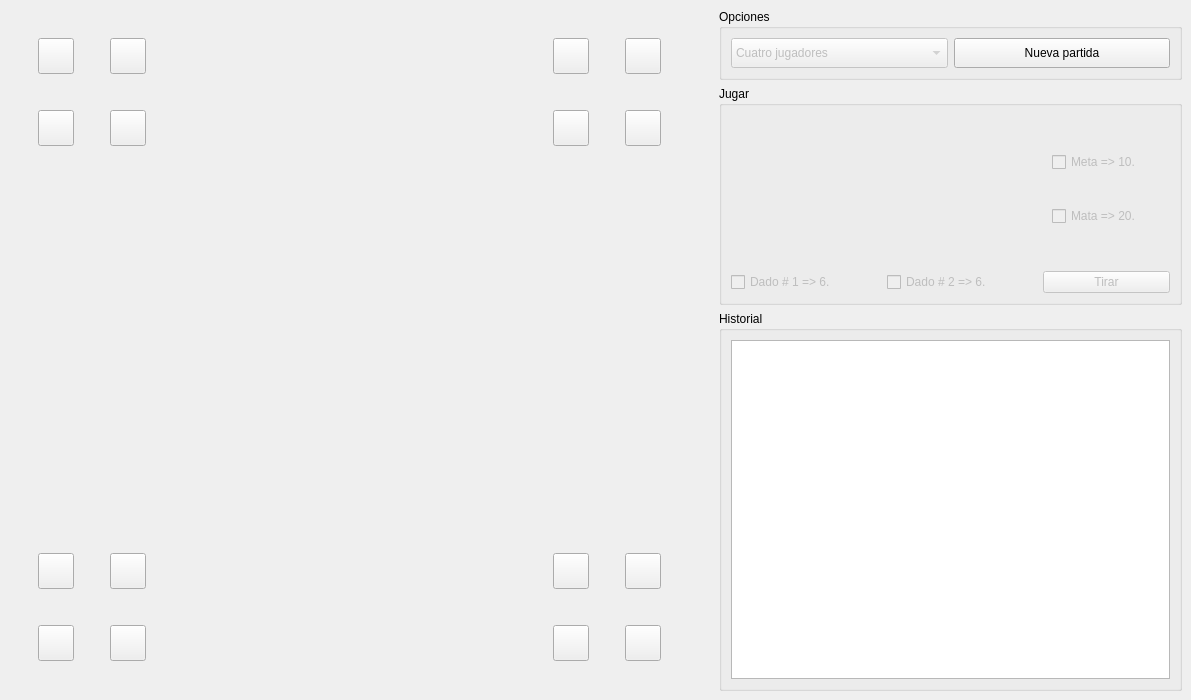
Before: the Qt Designer form parchis.ui in Lerduzz/Lerchis, drawn with Qt 5.
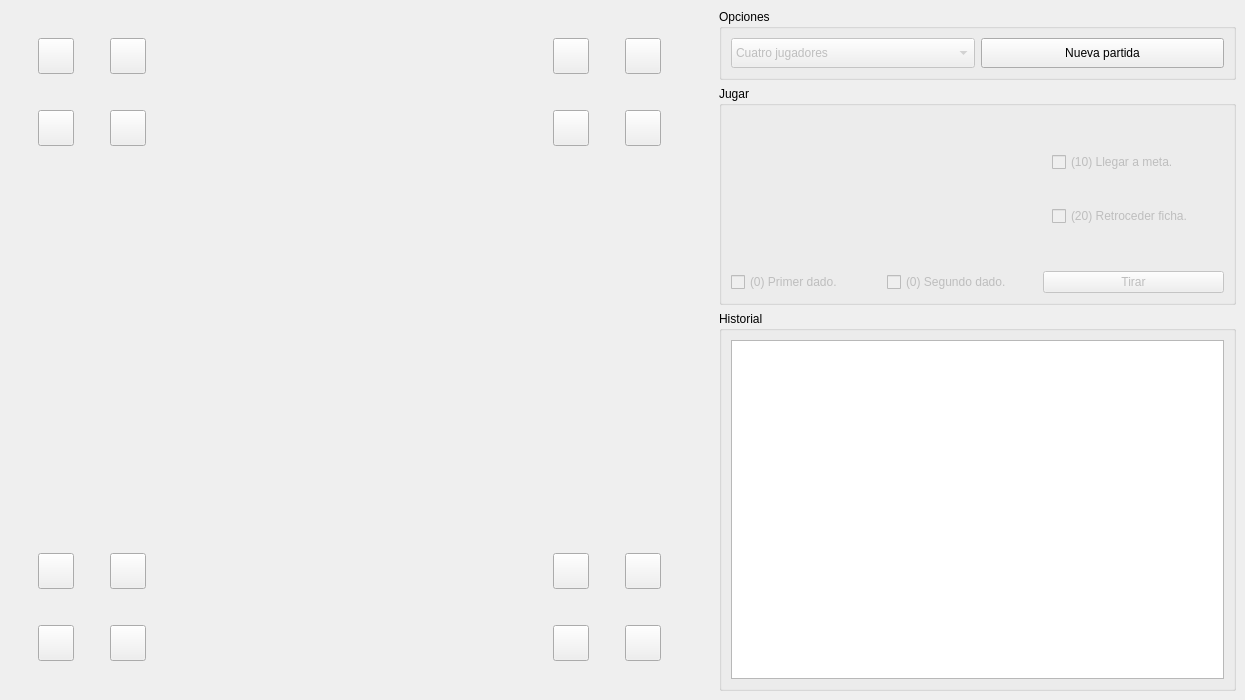
After: the same form once the commit is applied. Icons and pictures are not drawn.

Commit message: Mejoras esteticas.

```diff
--- a/parchis.ui
+++ b/parchis.ui
@@ -6,7 +6,7 @@
    <rect>
     <x>0</x>
     <y>0</y>
-    <width>1191</width>
+    <width>1245</width>
     <height>700</height>
    </rect>
   </property>
@@ -481,7 +481,7 @@
              <bool>false</bool>
             </property>
             <property name="text">
-             <string>Dado # 1 =&gt; 6.</string>
+             <string>(0) Primer dado.</string>
             </property>
            </widget>
           </item>
@@ -529,7 +529,7 @@
              <bool>false</bool>
             </property>
             <property name="text">
-             <string>Dado # 2 =&gt; 6.</string>
+             <string>(0) Segundo dado.</string>
             </property>
            </widget>
           </item>
@@ -552,7 +552,7 @@
                 <bool>false</bool>
                </property>
                <property name="text">
-                <string>Meta =&gt; 10.</string>
+                <string>(10) Llegar a meta.</string>
                </property>
               </widget>
              </item>
@@ -562,7 +562,7 @@
                 <bool>false</bool>
                </property>
                <property name="text">
-                <string>Mata =&gt; 20.</string>
+                <string>(20) Retroceder ficha.</string>
                </property>
               </widget>
              </item>
```
The commit also changes 2 other files.
